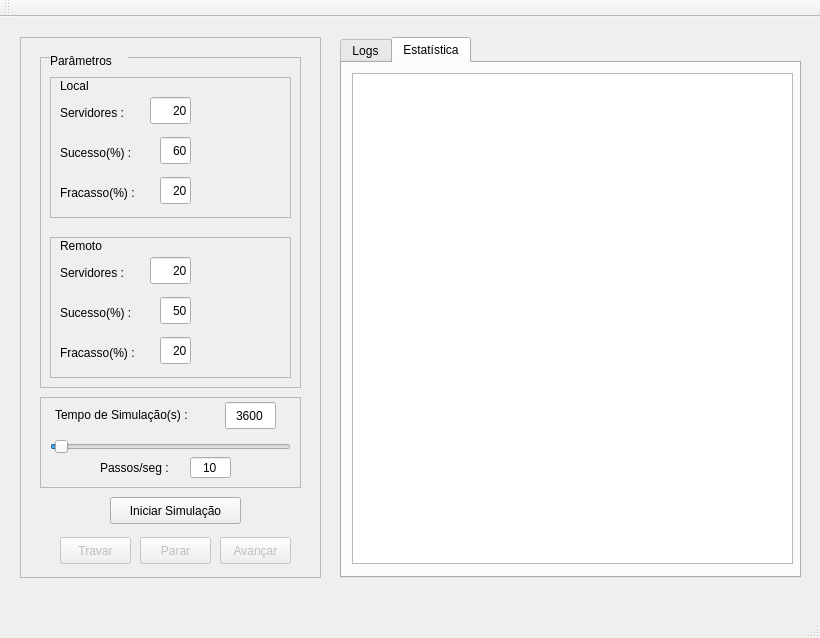
Old version of the form Mainwindow.ui in the repository gabrielgarciagava/ModelatorAndSimulator.
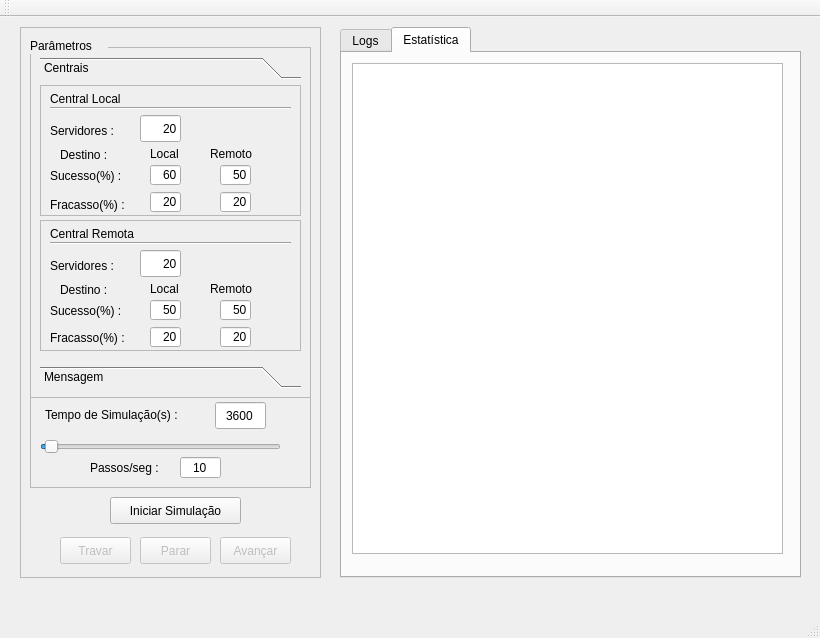
New version of the form. The open tabs and pages were chosen to show the change.

What changed in the file:
```diff
--- a/Mainwindow.ui
+++ b/Mainwindow.ui
@@ -18,9 +18,9 @@
     <property name="geometry">
      <rect>
       <x>20</x>
-      <y>20</y>
+      <y>10</y>
       <width>301</width>
-      <height>541</height>
+      <height>551</height>
      </rect>
     </property>
     <property name="frameShape">
@@ -33,7 +33,7 @@
      <property name="geometry">
       <rect>
        <x>90</x>
-       <y>460</y>
+       <y>470</y>
        <width>131</width>
        <height>27</height>
       </rect>
@@ -49,7 +49,7 @@
      <property name="geometry">
       <rect>
        <x>40</x>
-       <y>500</y>
+       <y>510</y>
        <width>71</width>
        <height>27</height>
       </rect>
@@ -65,7 +65,7 @@
      <property name="geometry">
       <rect>
        <x>120</x>
-       <y>500</y>
+       <y>510</y>
        <width>71</width>
        <height>27</height>
       </rect>
@@ -81,7 +81,7 @@
      <property name="geometry">
       <rect>
        <x>200</x>
-       <y>500</y>
+       <y>510</y>
        <width>71</width>
        <height>27</height>
       </rect>
@@ -90,279 +90,12 @@
       <string>Avançar</string>
      </property>
     </widget>
-    <widget class="QFrame" name="frame_parametros">
-     <property name="geometry">
-      <rect>
-       <x>20</x>
-       <y>20</y>
-       <width>261</width>
-       <height>331</height>
-      </rect>
-     </property>
-     <property name="frameShape">
-      <enum>QFrame::StyledPanel</enum>
-     </property>
-     <property name="frameShadow">
-      <enum>QFrame::Raised</enum>
-     </property>
-     <widget class="QFrame" name="frame_local">
-      <property name="geometry">
-       <rect>
-        <x>10</x>
-        <y>20</y>
-        <width>241</width>
-        <height>141</height>
-       </rect>
-      </property>
-      <property name="frameShape">
-       <enum>QFrame::StyledPanel</enum>
-      </property>
-      <property name="frameShadow">
-       <enum>QFrame::Raised</enum>
-      </property>
-      <widget class="QLabel" name="label_2">
-       <property name="geometry">
-        <rect>
-         <x>10</x>
-         <y>0</y>
-         <width>62</width>
-         <height>17</height>
-        </rect>
-       </property>
-       <property name="text">
-        <string>Local</string>
-       </property>
-      </widget>
-      <widget class="QLineEdit" name="edit_serv_local">
-       <property name="geometry">
-        <rect>
-         <x>100</x>
-         <y>20</y>
-         <width>41</width>
-         <height>27</height>
-        </rect>
-       </property>
-       <property name="layoutDirection">
-        <enum>Qt::LeftToRight</enum>
-       </property>
-       <property name="text">
-        <string>20</string>
-       </property>
-       <property name="alignment">
-        <set>Qt::AlignRight|Qt::AlignTrailing|Qt::AlignVCenter</set>
-       </property>
-      </widget>
-      <widget class="QLineEdit" name="edit_suc_local">
-       <property name="geometry">
-        <rect>
-         <x>110</x>
-         <y>60</y>
-         <width>31</width>
-         <height>27</height>
-        </rect>
-       </property>
-       <property name="text">
-        <string>60</string>
-       </property>
-       <property name="alignment">
-        <set>Qt::AlignRight|Qt::AlignTrailing|Qt::AlignVCenter</set>
-       </property>
-      </widget>
-      <widget class="QLineEdit" name="edit_frac_local">
-       <property name="geometry">
-        <rect>
-         <x>110</x>
-         <y>100</y>
-         <width>31</width>
-         <height>27</height>
-        </rect>
-       </property>
-       <property name="text">
-        <string>20</string>
-       </property>
-       <property name="alignment">
-        <set>Qt::AlignRight|Qt::AlignTrailing|Qt::AlignVCenter</set>
-       </property>
-      </widget>
-      <widget class="QLabel" name="label_4">
-       <property name="geometry">
-        <rect>
-         <x>10</x>
-         <y>20</y>
-         <width>81</width>
-         <height>31</height>
-        </rect>
-       </property>
-       <property name="text">
-        <string>Servidores :</string>
-       </property>
-      </widget>
-      <widget class="QLabel" name="label_8">
-       <property name="geometry">
-        <rect>
-         <x>10</x>
-         <y>60</y>
-         <width>91</width>
-         <height>31</height>
-        </rect>
-       </property>
-       <property name="text">
-        <string>Sucesso(%) :</string>
-       </property>
-      </widget>
-      <widget class="QLabel" name="label_9">
-       <property name="geometry">
-        <rect>
-         <x>10</x>
-         <y>100</y>
-         <width>91</width>
-         <height>31</height>
-        </rect>
-       </property>
-       <property name="text">
-        <string>Fracasso(%) :</string>
-       </property>
-      </widget>
-     </widget>
-     <widget class="QFrame" name="frame_local_2">
-      <property name="geometry">
-       <rect>
-        <x>10</x>
-        <y>180</y>
-        <width>241</width>
-        <height>141</height>
-       </rect>
-      </property>
-      <property name="frameShape">
-       <enum>QFrame::StyledPanel</enum>
-      </property>
-      <property name="frameShadow">
-       <enum>QFrame::Raised</enum>
-      </property>
-      <widget class="QLabel" name="label_3">
-       <property name="geometry">
-        <rect>
-         <x>10</x>
-         <y>0</y>
-         <width>62</width>
-         <height>17</height>
-        </rect>
-       </property>
-       <property name="text">
-        <string>Remoto</string>
-       </property>
-      </widget>
-      <widget class="QLineEdit" name="edit_serv_remoto">
-       <property name="geometry">
-        <rect>
-         <x>100</x>
-         <y>20</y>
-         <width>41</width>
-         <height>27</height>
-        </rect>
-       </property>
-       <property name="text">
-        <string>20</string>
-       </property>
-       <property name="alignment">
-        <set>Qt::AlignRight|Qt::AlignTrailing|Qt::AlignVCenter</set>
-       </property>
-      </widget>
-      <widget class="QLineEdit" name="edit_suc_remoto">
-       <property name="geometry">
-        <rect>
-         <x>110</x>
-         <y>60</y>
-         <width>31</width>
-         <height>27</height>
-        </rect>
-       </property>
-       <property name="text">
-        <string>50</string>
-       </property>
-       <property name="alignment">
-        <set>Qt::AlignRight|Qt::AlignTrailing|Qt::AlignVCenter</set>
-       </property>
-      </widget>
-      <widget class="QLineEdit" name="edit_frac_remoto">
-       <property name="geometry">
-        <rect>
-         <x>110</x>
-         <y>100</y>
-         <width>31</width>
-         <height>27</height>
-        </rect>
-       </property>
-       <property name="text">
-        <string>20</string>
-       </property>
-       <property name="alignment">
-        <set>Qt::AlignRight|Qt::AlignTrailing|Qt::AlignVCenter</set>
-       </property>
-      </widget>
-      <widget class="QLabel" name="label_5">
-       <property name="geometry">
-        <rect>
-         <x>10</x>
-         <y>20</y>
-         <width>81</width>
-         <height>31</height>
-        </rect>
-       </property>
-       <property name="text">
-        <string>Servidores :</string>
-       </property>
-      </widget>
-      <widget class="QLabel" name="label_6">
-       <property name="geometry">
-        <rect>
-         <x>10</x>
-         <y>60</y>
-         <width>91</width>
-         <height>31</height>
-        </rect>
-       </property>
-       <property name="text">
-        <string>Sucesso(%) :</string>
-       </property>
-      </widget>
-      <widget class="QLabel" name="label_7">
-       <property name="geometry">
-        <rect>
-         <x>10</x>
-         <y>100</y>
-         <width>91</width>
-         <height>31</height>
-        </rect>
-       </property>
-       <property name="text">
-        <string>Fracasso(%) :</string>
-       </property>
-      </widget>
-     </widget>
-    </widget>
-    <widget class="QLabel" name="label_parametros">
-     <property name="geometry">
-      <rect>
-       <x>30</x>
-       <y>15</y>
-       <width>78</width>
-       <height>17</height>
-      </rect>
-     </property>
-     <property name="autoFillBackground">
-      <bool>true</bool>
-     </property>
-     <property name="text">
-      <string>Parâmetros</string>
-     </property>
-    </widget>
     <widget class="QFrame" name="frame">
      <property name="geometry">
       <rect>
-       <x>20</x>
-       <y>360</y>
-       <width>261</width>
+       <x>10</x>
+       <y>370</y>
+       <width>281</width>
        <height>91</height>
       </rect>
      </property>
@@ -459,6 +192,690 @@
       </property>
      </widget>
     </widget>
+    <widget class="QFrame" name="frame_parametros">
+     <property name="geometry">
+      <rect>
+       <x>10</x>
+       <y>20</y>
+       <width>281</width>
+       <height>351</height>
+      </rect>
+     </property>
+     <property name="frameShape">
+      <enum>QFrame::StyledPanel</enum>
+     </property>
+     <property name="frameShadow">
+      <enum>QFrame::Raised</enum>
+     </property>
+     <widget class="QToolBox" name="toolBox">
+      <property name="geometry">
+       <rect>
+        <x>10</x>
+        <y>10</y>
+        <width>261</width>
+        <height>331</height>
+       </rect>
+      </property>
+      <property name="currentIndex">
+       <number>1</number>
+      </property>
+      <widget class="QWidget" name="page">
+       <property name="geometry">
+        <rect>
+         <x>0</x>
+         <y>0</y>
+         <width>261</width>
+         <height>269</height>
+        </rect>
+       </property>
+       <attribute name="label">
+        <string>Centrais</string>
+       </attribute>
+       <widget class="QFrame" name="frame_local">
+        <property name="geometry">
+         <rect>
+          <x>0</x>
+          <y>0</y>
+          <width>261</width>
+          <height>131</height>
+         </rect>
+        </property>
+        <property name="frameShape">
+         <enum>QFrame::StyledPanel</enum>
+        </property>
+        <property name="frameShadow">
+         <enum>QFrame::Raised</enum>
+        </property>
+        <widget class="QLabel" name="label_2">
+         <property name="geometry">
+          <rect>
+           <x>10</x>
+           <y>5</y>
+           <width>91</width>
+           <height>17</height>
+          </rect>
+         </property>
+         <property name="text">
+          <string>Central Local</string>
+         </property>
+        </widget>
+        <widget class="QLineEdit" name="edit_serv_local">
+         <property name="geometry">
+          <rect>
+           <x>100</x>
+           <y>30</y>
+           <width>41</width>
+           <height>27</height>
+          </rect>
+         </property>
+         <property name="layoutDirection">
+          <enum>Qt::LeftToRight</enum>
+         </property>
+         <property name="text">
+          <string>20</string>
+         </property>
+         <property name="alignment">
+          <set>Qt::AlignRight|Qt::AlignTrailing|Qt::AlignVCenter</set>
+         </property>
+        </widget>
+        <widget class="QLineEdit" name="edit_suc_local">
+         <property name="geometry">
+          <rect>
+           <x>110</x>
+           <y>80</y>
+           <width>31</width>
+           <height>20</height>
+          </rect>
+         </property>
+         <property name="text">
+          <string>60</string>
+         </property>
+         <property name="alignment">
+          <set>Qt::AlignRight|Qt::AlignTrailing|Qt::AlignVCenter</set>
+         </property>
+        </widget>
+        <widget class="QLineEdit" name="edit_frac_local">
+         <property name="geometry">
+          <rect>
+           <x>110</x>
+           <y>107</y>
+           <width>31</width>
+           <height>20</height>
+          </rect>
+         </property>
+         <property name="text">
+          <string>20</string>
+         </property>
+         <property name="alignment">
+          <set>Qt::AlignRight|Qt::AlignTrailing|Qt::AlignVCenter</set>
+         </property>
+        </widget>
+        <widget class="QLabel" name="label_4">
+         <property name="geometry">
+          <rect>
+           <x>10</x>
+           <y>30</y>
+           <width>81</width>
+           <height>31</height>
+          </rect>
+         </property>
+         <property name="text">
+          <string>Servidores :</string>
+         </property>
+        </widget>
+        <widget class="QLabel" name="label_8">
+         <property name="geometry">
+          <rect>
+           <x>10</x>
+           <y>80</y>
+           <width>91</width>
+           <height>21</height>
+          </rect>
+         </property>
+         <property name="text">
+          <string>Sucesso(%) :</string>
+         </property>
+        </widget>
+        <widget class="QLabel" name="label_9">
+         <property name="geometry">
+          <rect>
+           <x>10</x>
+           <y>109</y>
+           <width>91</width>
+           <height>21</height>
+          </rect>
+         </property>
+         <property name="text">
+          <string>Fracasso(%) :</string>
+         </property>
+        </widget>
+        <widget class="QLineEdit" name="edit_suc_local_2">
+         <property name="geometry">
+          <rect>
+           <x>180</x>
+           <y>80</y>
+           <width>31</width>
+           <height>20</height>
+          </rect>
+         </property>
+         <property name="text">
+          <string>50</string>
+         </property>
+         <property name="alignment">
+          <set>Qt::AlignRight|Qt::AlignTrailing|Qt::AlignVCenter</set>
+         </property>
+        </widget>
+        <widget class="QLabel" name="label_14">
+         <property name="geometry">
+          <rect>
+           <x>170</x>
+           <y>60</y>
+           <width>61</width>
+           <height>17</height>
+          </rect>
+         </property>
+         <property name="text">
+          <string>Remoto</string>
+         </property>
+        </widget>
+        <widget class="QLineEdit" name="edit_frac_local_2">
+         <property name="geometry">
+          <rect>
+           <x>180</x>
+           <y>107</y>
+           <width>31</width>
+           <height>20</height>
+          </rect>
+         </property>
+         <property name="text">
+          <string>20</string>
+         </property>
+         <property name="alignment">
+          <set>Qt::AlignRight|Qt::AlignTrailing|Qt::AlignVCenter</set>
+         </property>
+        </widget>
+        <widget class="QLabel" name="label_15">
+         <property name="geometry">
+          <rect>
+           <x>110</x>
+           <y>60</y>
+           <width>41</width>
+           <height>17</height>
+          </rect>
+         </property>
+         <property name="text">
+          <string>Local</string>
+         </property>
+        </widget>
+        <widget class="QLabel" name="label_16">
+         <property name="geometry">
+          <rect>
+           <x>20</x>
+           <y>60</y>
+           <width>62</width>
+           <height>20</height>
+          </rect>
+         </property>
+         <property name="text">
+          <string>Destino :</string>
+         </property>
+        </widget>
+        <widget class="Line" name="line">
+         <property name="geometry">
+          <rect>
+           <x>10</x>
+           <y>15</y>
+           <width>241</width>
+           <height>16</height>
+          </rect>
+         </property>
+         <property name="orientation">
+          <enum>Qt::Horizontal</enum>
+         </property>
+        </widget>
+       </widget>
+       <widget class="QFrame" name="frame_local_2">
+        <property name="geometry">
+         <rect>
+          <x>0</x>
+          <y>135</y>
+          <width>261</width>
+          <height>131</height>
+         </rect>
+        </property>
+        <property name="frameShape">
+         <enum>QFrame::StyledPanel</enum>
+        </property>
+        <property name="frameShadow">
+         <enum>QFrame::Raised</enum>
+        </property>
+        <widget class="QLabel" name="label_3">
+         <property name="geometry">
+          <rect>
+           <x>10</x>
+           <y>5</y>
+           <width>111</width>
+           <height>17</height>
+          </rect>
+         </property>
+         <property name="text">
+          <string>Central Remota</string>
+         </property>
+        </widget>
+        <widget class="QLineEdit" name="edit_serv_remoto">
+         <property name="geometry">
+          <rect>
+           <x>100</x>
+           <y>30</y>
+           <width>41</width>
+           <height>27</height>
+          </rect>
+         </property>
+         <property name="text">
+          <string>20</string>
+         </property>
+         <property name="alignment">
+          <set>Qt::AlignRight|Qt::AlignTrailing|Qt::AlignVCenter</set>
+         </property>
+        </widget>
+        <widget class="QLineEdit" name="edit_suc_remoto">
+         <property name="geometry">
+          <rect>
+           <x>110</x>
+           <y>80</y>
+           <width>31</width>
+           <height>20</height>
+          </rect>
+         </property>
+         <property name="text">
+          <string>50</string>
+         </property>
+         <property name="alignment">
+          <set>Qt::AlignRight|Qt::AlignTrailing|Qt::AlignVCenter</set>
+         </property>
+        </widget>
+        <widget class="QLineEdit" name="edit_frac_remoto">
+         <property name="geometry">
+          <rect>
+           <x>110</x>
+           <y>107</y>
+           <width>31</width>
+           <height>20</height>
+          </rect>
+         </property>
+         <property name="text">
+          <string>20</string>
+         </property>
+         <property name="alignment">
+          <set>Qt::AlignRight|Qt::AlignTrailing|Qt::AlignVCenter</set>
+         </property>
+        </widget>
+        <widget class="QLabel" name="label_5">
+         <property name="geometry">
+          <rect>
+           <x>10</x>
+           <y>30</y>
+           <width>81</width>
+           <height>31</height>
+          </rect>
+         </property>
+         <property name="text">
+          <string>Servidores :</string>
+         </property>
+        </widget>
+        <widget class="QLabel" name="label_6">
+         <property name="geometry">
+          <rect>
+           <x>10</x>
+           <y>80</y>
+           <width>91</width>
+           <height>21</height>
+          </rect>
+         </property>
+         <property name="text">
+          <string>Sucesso(%) :</string>
+         </property>
+        </widget>
+        <widget class="QLabel" name="label_7">
+         <property name="geometry">
+          <rect>
+           <x>10</x>
+           <y>110</y>
+           <width>91</width>
+           <height>16</height>
+          </rect>
+         </property>
+         <property name="text">
+          <string>Fracasso(%) :</string>
+         </property>
+        </widget>
+        <widget class="QLabel" name="label_11">
+         <property name="geometry">
+          <rect>
+           <x>20</x>
+           <y>60</y>
+           <width>62</width>
+           <height>20</height>
+          </rect>
+         </property>
+         <property name="text">
+          <string>Destino :</string>
+         </property>
+        </widget>
+        <widget class="QLabel" name="label_12">
+         <property name="geometry">
+          <rect>
+           <x>110</x>
+           <y>60</y>
+           <width>41</width>
+           <height>17</height>
+          </rect>
+         </property>
+         <property name="text">
+          <string>Local</string>
+         </property>
+        </widget>
+        <widget class="QLabel" name="label_13">
+         <property name="geometry">
+          <rect>
+           <x>170</x>
+           <y>60</y>
+           <width>61</width>
+           <height>17</height>
+          </rect>
+         </property>
+         <property name="text">
+          <string>Remoto</string>
+         </property>
+        </widget>
+        <widget class="QLineEdit" name="edit_suc_remoto_2">
+         <property name="geometry">
+          <rect>
+           <x>180</x>
+           <y>80</y>
+           <width>31</width>
+           <height>20</height>
+          </rect>
+         </property>
+         <property name="text">
+          <string>50</string>
+         </property>
+         <property name="alignment">
+          <set>Qt::AlignRight|Qt::AlignTrailing|Qt::AlignVCenter</set>
+         </property>
+        </widget>
+        <widget class="QLineEdit" name="edit_frac_remoto_2">
+         <property name="geometry">
+          <rect>
+           <x>180</x>
+           <y>107</y>
+           <width>31</width>
+           <height>20</height>
+          </rect>
+         </property>
+         <property name="text">
+          <string>20</string>
+         </property>
+         <property name="alignment">
+          <set>Qt::AlignRight|Qt::AlignTrailing|Qt::AlignVCenter</set>
+         </property>
+        </widget>
+        <widget class="Line" name="line_2">
+         <property name="geometry">
+          <rect>
+           <x>10</x>
+           <y>15</y>
+           <width>241</width>
+           <height>16</height>
+          </rect>
+         </property>
+         <property name="orientation">
+          <enum>Qt::Horizontal</enum>
+         </property>
+        </widget>
+       </widget>
+      </widget>
+      <widget class="QWidget" name="page_2">
+       <property name="geometry">
+        <rect>
+         <x>0</x>
+         <y>0</y>
+         <width>261</width>
+         <height>269</height>
+        </rect>
+       </property>
+       <attribute name="label">
+        <string>Mensagem</string>
+       </attribute>
+       <widget class="QFrame" name="frame_3">
+        <property name="geometry">
+         <rect>
+          <x>0</x>
+          <y>10</y>
+          <width>261</width>
+          <height>251</height>
+         </rect>
+        </property>
+        <property name="frameShape">
+         <enum>QFrame::StyledPanel</enum>
+        </property>
+        <property name="frameShadow">
+         <enum>QFrame::Raised</enum>
+        </property>
+        <widget class="QLabel" name="label_33">
+         <property name="geometry">
+          <rect>
+           <x>20</x>
+           <y>60</y>
+           <width>91</width>
+           <height>21</height>
+          </rect>
+         </property>
+         <property name="text">
+          <string>Local-Local :</string>
+         </property>
+        </widget>
+        <widget class="QLabel" name="label_34">
+         <property name="geometry">
+          <rect>
+           <x>20</x>
+           <y>110</y>
+           <width>111</width>
+           <height>17</height>
+          </rect>
+         </property>
+         <property name="text">
+          <string>Local-Remoto :</string>
+         </property>
+        </widget>
+        <widget class="QLabel" name="label_35">
+         <property name="geometry">
+          <rect>
+           <x>20</x>
+           <y>160</y>
+           <width>111</width>
+           <height>17</height>
+          </rect>
+         </property>
+         <property name="text">
+          <string>Remoto-Local :</string>
+         </property>
+        </widget>
+        <widget class="QLabel" name="label_36">
+         <property name="geometry">
+          <rect>
+           <x>20</x>
+           <y>210</y>
+           <width>121</width>
+           <height>17</height>
+          </rect>
+         </property>
+         <property name="text">
+          <string>Remoto-Remoto :</string>
+         </property>
+        </widget>
+        <widget class="QLineEdit" name="lineEdit">
+         <property name="geometry">
+          <rect>
+           <x>160</x>
+           <y>55</y>
+           <width>41</width>
+           <height>27</height>
+          </rect>
+         </property>
+         <property name="text">
+          <string>50</string>
+         </property>
+         <property name="alignment">
+          <set>Qt::AlignRight|Qt::AlignTrailing|Qt::AlignVCenter</set>
+         </property>
+        </widget>
+        <widget class="QLineEdit" name="lineEdit_2">
+         <property name="geometry">
+          <rect>
+           <x>160</x>
+           <y>105</y>
+           <width>41</width>
+           <height>27</height>
+          </rect>
+         </property>
+         <property name="text">
+          <string>25</string>
+         </property>
+         <property name="alignment">
+          <set>Qt::AlignRight|Qt::AlignTrailing|Qt::AlignVCenter</set>
+         </property>
+        </widget>
+        <widget class="QLineEdit" name="lineEdit_3">
+         <property name="geometry">
+          <rect>
+           <x>160</x>
+           <y>150</y>
+           <width>41</width>
+           <height>27</height>
+          </rect>
+         </property>
+         <property name="text">
+          <string>15</string>
+         </property>
+         <property name="alignment">
+          <set>Qt::AlignRight|Qt::AlignTrailing|Qt::AlignVCenter</set>
+         </property>
+        </widget>
+        <widget class="QLineEdit" name="lineEdit_4">
+         <property name="geometry">
+          <rect>
+           <x>160</x>
+           <y>200</y>
+           <width>41</width>
+           <height>27</height>
+          </rect>
+         </property>
+         <property name="text">
+          <string>10</string>
+         </property>
+         <property name="alignment">
+          <set>Qt::AlignRight|Qt::AlignTrailing|Qt::AlignVCenter</set>
+         </property>
+        </widget>
+        <widget class="QLabel" name="label_37">
+         <property name="geometry">
+          <rect>
+           <x>210</x>
+           <y>60</y>
+           <width>21</width>
+           <height>17</height>
+          </rect>
+         </property>
+         <property name="text">
+          <string>%</string>
+         </property>
+        </widget>
+        <widget class="QLabel" name="label_38">
+         <property name="geometry">
+          <rect>
+           <x>210</x>
+           <y>110</y>
+           <width>21</width>
+           <height>17</height>
+          </rect>
+         </property>
+         <property name="text">
+          <string>%</string>
+         </property>
+        </widget>
+        <widget class="QLabel" name="label_39">
+         <property name="geometry">
+          <rect>
+           <x>210</x>
+           <y>155</y>
+           <width>21</width>
+           <height>17</height>
+          </rect>
+         </property>
+         <property name="text">
+          <string>%</string>
+         </property>
+        </widget>
+        <widget class="QLabel" name="label_40">
+         <property name="geometry">
+          <rect>
+           <x>210</x>
+           <y>205</y>
+           <width>21</width>
+           <height>17</height>
+          </rect>
+         </property>
+         <property name="text">
+          <string>%</string>
+         </property>
+        </widget>
+        <widget class="QLabel" name="label_41">
+         <property name="geometry">
+          <rect>
+           <x>50</x>
+           <y>15</y>
+           <width>151</width>
+           <height>20</height>
+          </rect>
+         </property>
+         <property name="text">
+          <string>Tipos de Mensagem :</string>
+         </property>
+        </widget>
+        <widget class="Line" name="line_3">
+         <property name="geometry">
+          <rect>
+           <x>20</x>
+           <y>35</y>
+           <width>221</width>
+           <height>16</height>
+          </rect>
+         </property>
+         <property name="orientation">
+          <enum>Qt::Horizontal</enum>
+         </property>
+        </widget>
+       </widget>
+      </widget>
+     </widget>
+    </widget>
+    <widget class="QLabel" name="label_parametros">
+     <property name="geometry">
+      <rect>
+       <x>10</x>
+       <y>10</y>
+       <width>78</width>
+       <height>17</height>
+      </rect>
+     </property>
+     <property name="autoFillBackground">
+      <bool>true</bool>
+     </property>
+     <property name="text">
+      <string>Parâmetros</string>
+     </property>
+    </widget>
     <zorder>frame</zorder>
     <zorder>botao_inicio_simulacao</zorder>
     <zorder>botao_pausar_simulacao</zorder>
@@ -471,9 +888,9 @@
     <property name="geometry">
      <rect>
       <x>340</x>
-      <y>20</y>
+      <y>10</y>
       <width>461</width>
-      <height>541</height>
+      <height>551</height>
      </rect>
     </property>
     <property name="currentIndex">
@@ -486,10 +903,10 @@
      <widget class="QTextBrowser" name="caixa_logs">
       <property name="geometry">
        <rect>
-        <x>20</x>
-        <y>20</y>
-        <width>441</width>
-        <height>471</height>
+        <x>10</x>
+        <y>10</y>
+        <width>431</width>
+        <height>491</height>
        </rect>
       </property>
      </widget>
@@ -503,10 +920,16 @@
        <rect>
         <x>10</x>
         <y>10</y>
-        <width>441</width>
+        <width>431</width>
         <height>491</height>
        </rect>
       </property>
+      <property name="verticalScrollBarPolicy">
+       <enum>Qt::ScrollBarAsNeeded</enum>
+      </property>
+      <property name="readOnly">
+       <bool>true</bool>
+      </property>
      </widget>
     </widget>
    </widget>
```
